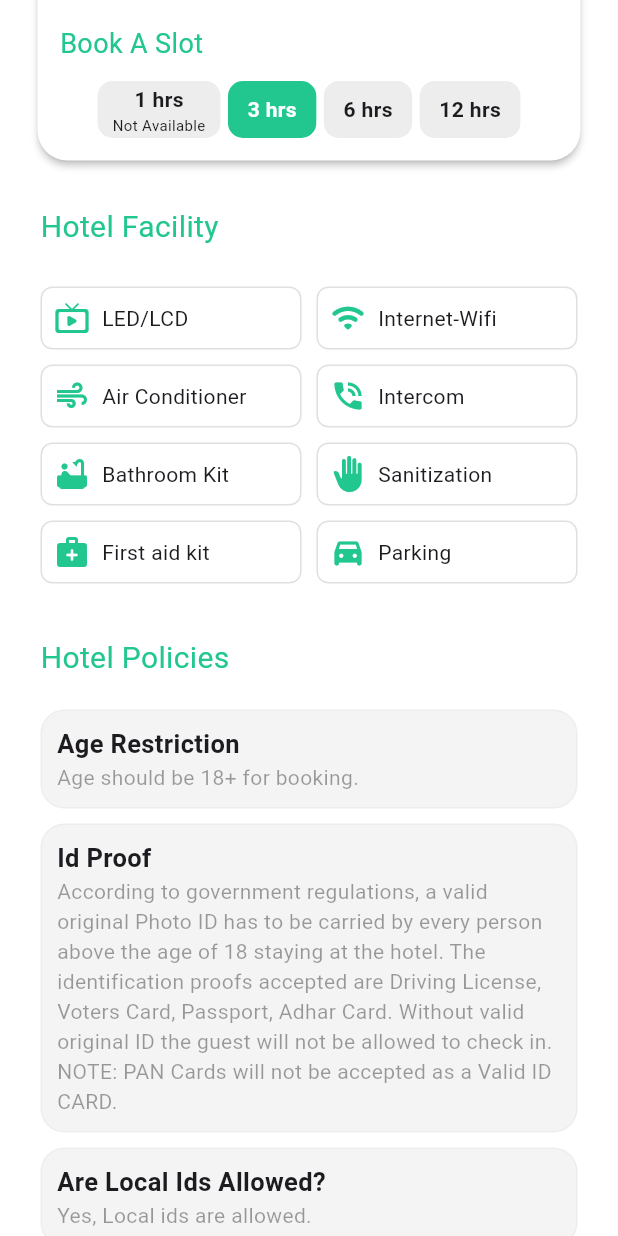
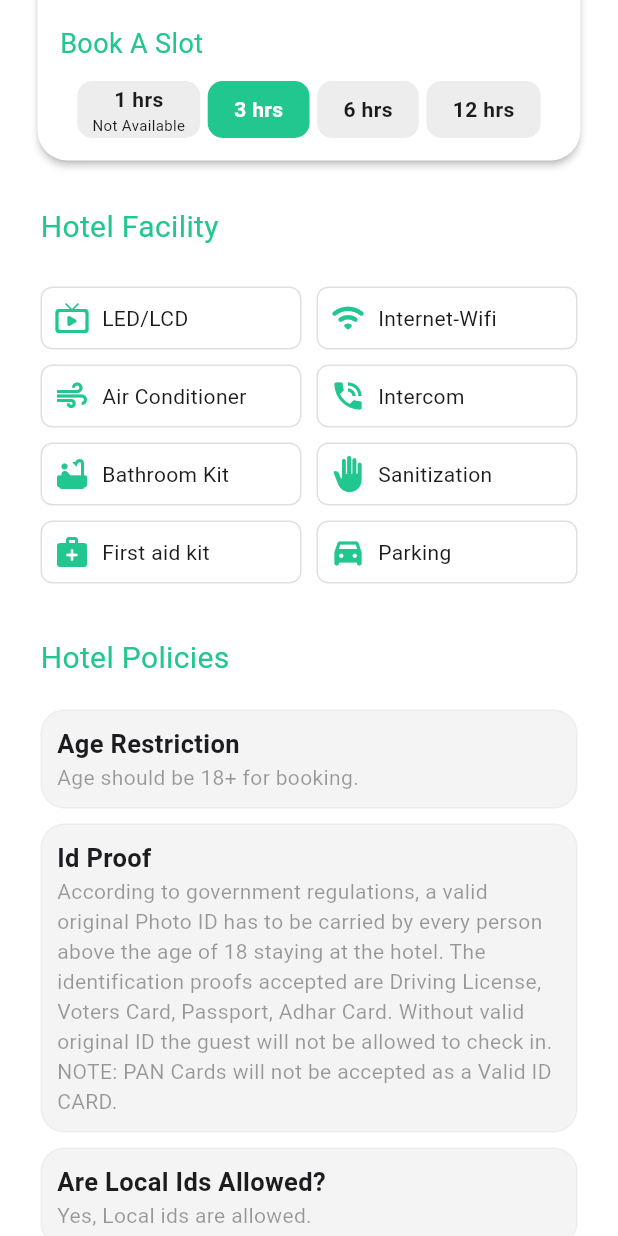
Before and after one commit to NishchayDixit/gir_hotel_booking, a Flutter app: the HotelDetailsScreen screen opened directly with empty values, scrolled down 576 dp, on a phone screen of 412 x 824 dp. Run offline on Flutter 3.47's test engine with Material 2 defaults, Android fonts, the phone set to English and light mode, and no system bars; our stand-ins replace percent_indicator.

Commit message:
Fixed Background color issue in Hotel Details Screen.

```diff
--- a/lib/hotel_details_screen.dart
+++ b/lib/hotel_details_screen.dart
@@ -68,9 +68,11 @@ class _HotelDetailsScreenState extends State<HotelDetailsScreen> {
       margin: const EdgeInsets.only(top: 440.0),
       alignment: Alignment.bottomCenter,
       color: Colors.transparent,
+
       child: Card(
         margin: const EdgeInsets.symmetric(horizontal: 25.0),
-        color: Colors.white,
+        color: Colors.transparent,
+
         shape: const RoundedRectangleBorder(
           borderRadius: BorderRadius.all(
             Radius.circular(20.0),
@@ -79,6 +81,13 @@ class _HotelDetailsScreenState extends State<HotelDetailsScreen> {
         elevation: 2,
         child: Center(
           child: Container(
+
+            decoration: BoxDecoration(
+              color: Colors.white,
+              borderRadius: BorderRadius.all(
+                Radius.circular(20.0),
+              ),
+            ),
             padding: const EdgeInsets.symmetric(
               horizontal: 15.0,
               vertical: 15.0,
@@ -303,7 +312,7 @@ class _HotelDetailsScreenState extends State<HotelDetailsScreen> {
       {required time, required isAvailable, required isActive}) {
     return Container(
       padding: isAvailable
-          ? const EdgeInsets.symmetric(horizontal: 13.0, vertical: 9.0)
+          ? const EdgeInsets.symmetric(horizontal: 17.5, vertical: 9.0)
           : const EdgeInsets.symmetric(horizontal: 10.0, vertical: 2.0),
       decoration: BoxDecoration(
         color: isActive == true
```
